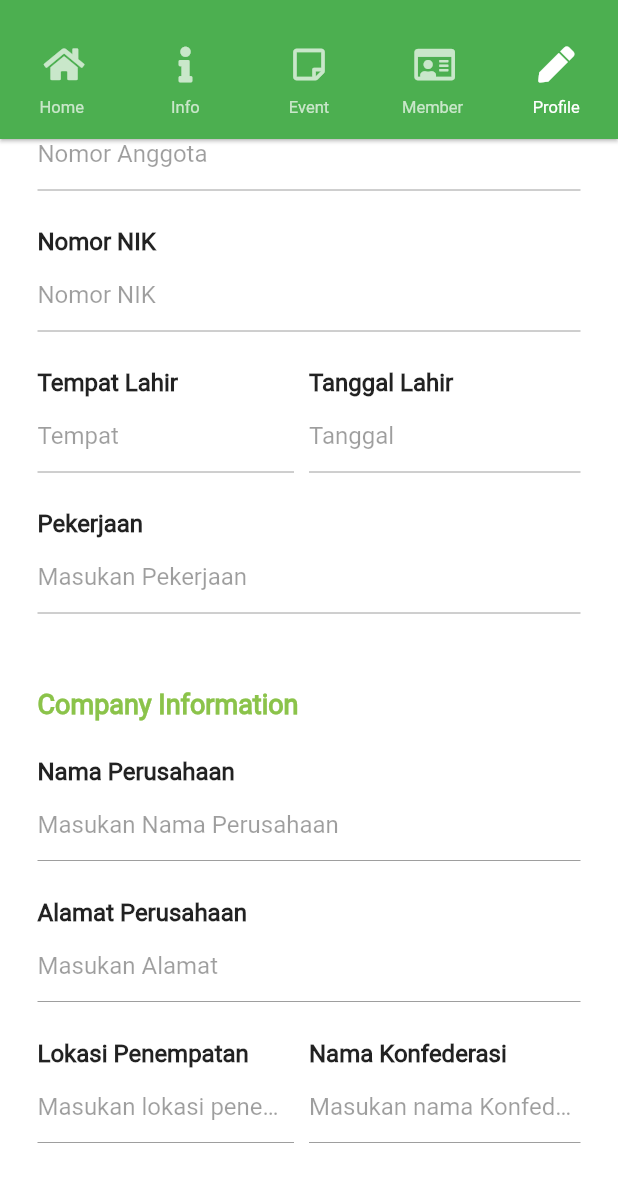
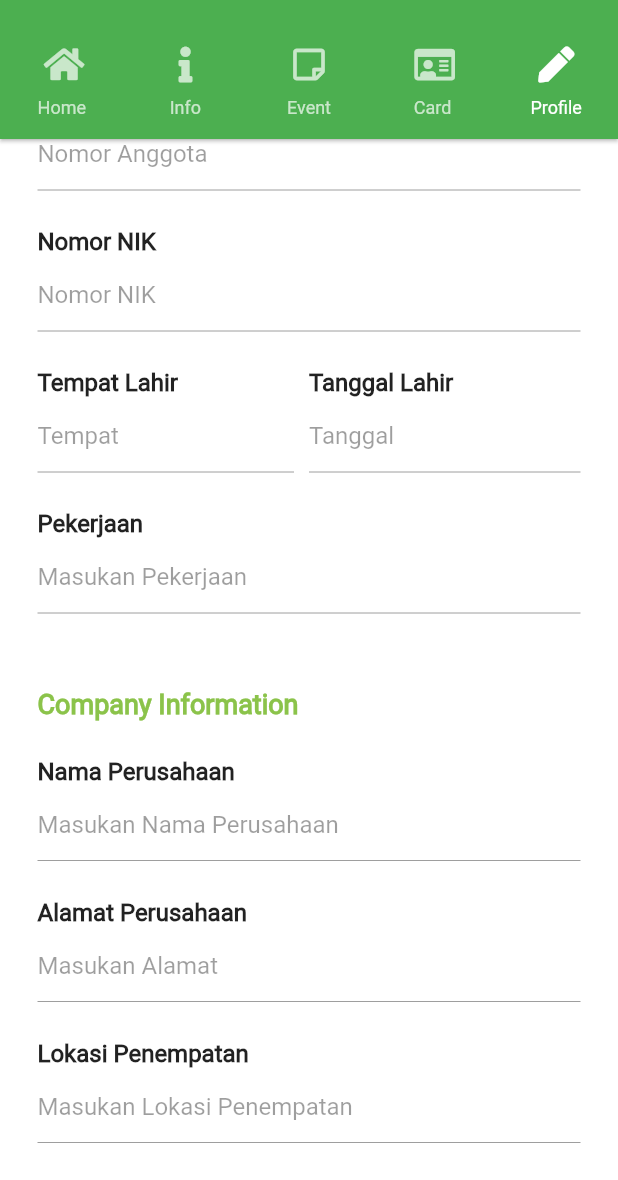
Before and after one commit to primajatnika271995/KOPBI, a Flutter app: the MainScreen screen opened by its route, tab 5 chosen, scrolled down 390 dp, on a phone screen of 412 x 824 dp, the part 56-1236 px from its top. Run offline on Flutter 3.47's test engine with Material 2 defaults, Android fonts, the phone set to English and light mode, and no system bars; our stand-ins replace flushbar, flutter_masked_text, flutter_screenutil, flutter_slidable, font_awesome_flutter, gradient_app_bar and 2 more; missing offline and left inert: division, flutter_webview_plugin; accounts and stored records are empty; network calls fail.

Commit message:
Fix Reviews

```diff
--- a/lib/src/views/main_screen/event.dart
+++ b/lib/src/views/main_screen/event.dart
@@ -7,7 +7,7 @@ class EventTabs extends StatefulWidget {
 }
 
 class _EventTabsState extends State<EventTabs> {
-  List<String> _alpahbet = ['a', 'b', 'c', 'd'];
+  List<String> _alpahbet = ['a', 'b'];
 
   @override
   Widget build(BuildContext context) {
--- a/lib/src/views/main_screen/main_page.dart
+++ b/lib/src/views/main_screen/main_page.dart
@@ -26,7 +26,7 @@ class _MainScreenState extends State<MainScreen> {
             style: TextStyle(color: Colors.white, fontSize: 16),
           ),
           bottom: TabBar(
-            labelStyle: TextStyle(fontSize: 11),
+            labelStyle: TextStyle(fontSize: 12),
             indicatorColor: Colors.transparent,
 
             tabs: <Widget>[
@@ -43,7 +43,7 @@ class _MainScreenState extends State<MainScreen> {
                 icon: Icon(FontAwesomeIcons.stickyNote),
               ),
               Tab(
-                text: 'Member',
+                text: 'Card',
                 icon: Icon(FontAwesomeIcons.idCard),
               ),
               Tab(
--- a/lib/src/views/main_screen/profile.dart
+++ b/lib/src/views/main_screen/profile.dart
@@ -481,29 +481,18 @@ class MapScreenState extends State<ProfilePage>
                               left: 25.0, right: 25.0, top: 25.0),
                           child: new Row(
                             mainAxisSize: MainAxisSize.max,
+                            children: <Widget>[
+                              new Column(
                                 mainAxisAlignment: MainAxisAlignment.start,
+                                mainAxisSize: MainAxisSize.min,
                                 children: <Widget>[
-                              Expanded(
-                                child: Container(
-                                  child: new Text(
+                                  new Text(
                                     'Lokasi Penempatan',
                                     style: TextStyle(
                                         fontSize: 16.0,
                                         fontWeight: FontWeight.bold),
                                   ),
-                                ),
-                                flex: 2,
-                              ),
-                              Expanded(
-                                child: Container(
-                                  child: new Text(
-                                    'Nama Konfederasi',
-                                    style: TextStyle(
-                                        fontSize: 16.0,
-                                        fontWeight: FontWeight.bold),
-                                  ),
-                                ),
-                                flex: 2,
+                                ],
                               ),
                             ],
                           )),
@@ -512,28 +501,52 @@ class MapScreenState extends State<ProfilePage>
                               left: 25.0, right: 25.0, top: 2.0),
                           child: new Row(
                             mainAxisSize: MainAxisSize.max,
-                            mainAxisAlignment: MainAxisAlignment.start,
                             children: <Widget>[
-                              Flexible(
-                                child: Padding(
-                                  padding: EdgeInsets.only(right: 10.0),
+                              new Flexible(
                                 child: new TextField(
                                   decoration: const InputDecoration(
-                                        hintText: "Masukan lokasi penempatan"),
+                                      hintText: "Masukan Lokasi Penempatan"),
                                   controller: lokasiPenempatan,
+                                  maxLines: null,
                                   enabled: !_status,
                                 ),
                               ),
-                                flex: 2,
+                            ],
+                          )),
+                      Padding(
+                          padding: EdgeInsets.only(
+                              left: 25.0, right: 25.0, top: 25.0),
+                          child: new Row(
+                            mainAxisSize: MainAxisSize.max,
+                            children: <Widget>[
+                              new Column(
+                                mainAxisAlignment: MainAxisAlignment.start,
+                                mainAxisSize: MainAxisSize.min,
+                                children: <Widget>[
+                                  new Text(
+                                    'Nama Konfederasi',
+                                    style: TextStyle(
+                                        fontSize: 16.0,
+                                        fontWeight: FontWeight.bold),
                                   ),
-                              Flexible(
+                                ],
+                              ),
+                            ],
+                          )),
+                      Padding(
+                          padding: EdgeInsets.only(
+                              left: 25.0, right: 25.0, top: 2.0),
+                          child: new Row(
+                            mainAxisSize: MainAxisSize.max,
+                            children: <Widget>[
+                              new Flexible(
                                 child: new TextField(
                                   decoration: const InputDecoration(
-                                      hintText: "Masukan nama Konfederasi"),
+                                      hintText: "Masukan Nama Konfederasi"),
                                   controller: namaKonfederasi,
+                                  maxLines: null,
                                   enabled: !_status,
                                 ),
-                                flex: 2,
                               ),
                             ],
                           )),
--- a/lib/src/views/pinjaman_screen/tambah_pengajuan.dart
+++ b/lib/src/views/pinjaman_screen/tambah_pengajuan.dart
@@ -767,7 +767,7 @@ class _PengajuanTambahPageState extends State<PengajuanTambahPage> {
                               Text("Pokok",
                                   style: TextStyle(
                                       color: Colors.white, fontSize: 14.0)),
-                              Text("Bunga",
+                              Text("Bagi Hasil",
                                   style: TextStyle(
                                       color: Colors.white, fontSize: 14.0)),
                               Text("Administrasi",
```
Also changed, not shown: lib/src/views/main_screen/kartu_anggota.dart (+24 -23 lines). Lines whose indentation alone changed are shown as unchanged.
